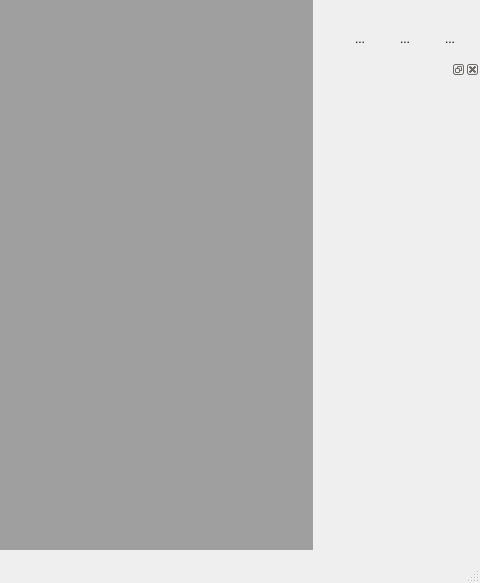
The window that src/mainwindow.ui (PhotoFlare/photoflare) describes before a commit, drawn with Qt 5; both pictures show x 602 to 1082 and y 417 to 1000 of the 1082 by 1000 pixel window.
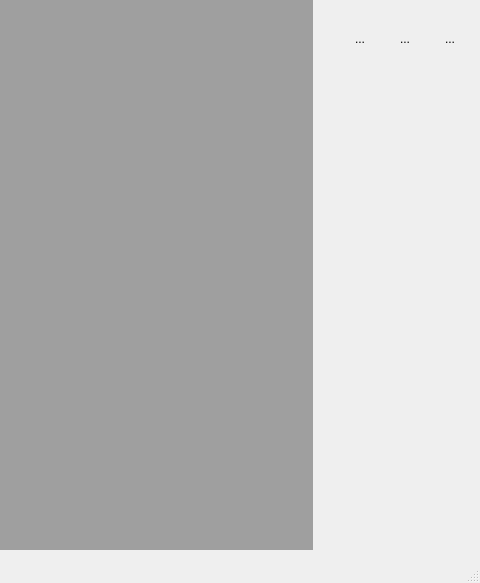
The same window after the commit. Icons and pictures are not drawn. Custom widgets are drawn as their Qt base class.

Commit message: Make tool settings non closable or floatable

What changed in the file:
```diff
--- a/src/mainwindow.ui
+++ b/src/mainwindow.ui
@@ -1109,6 +1109,9 @@
      <height>400</height>
     </size>
    </property>
+   <property name="features">
+    <set>QDockWidget::DockWidgetMovable</set>
+   </property>
    <attribute name="dockWidgetArea">
     <number>2</number>
    </attribute>
```
The commit also changes 1 other file.
